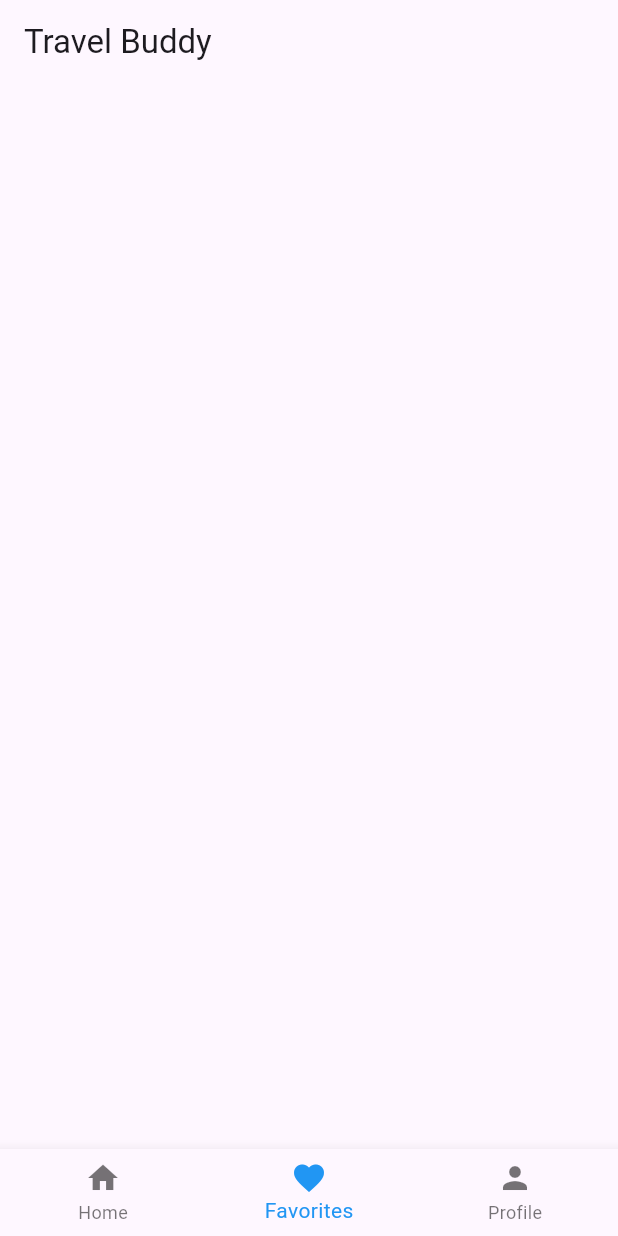
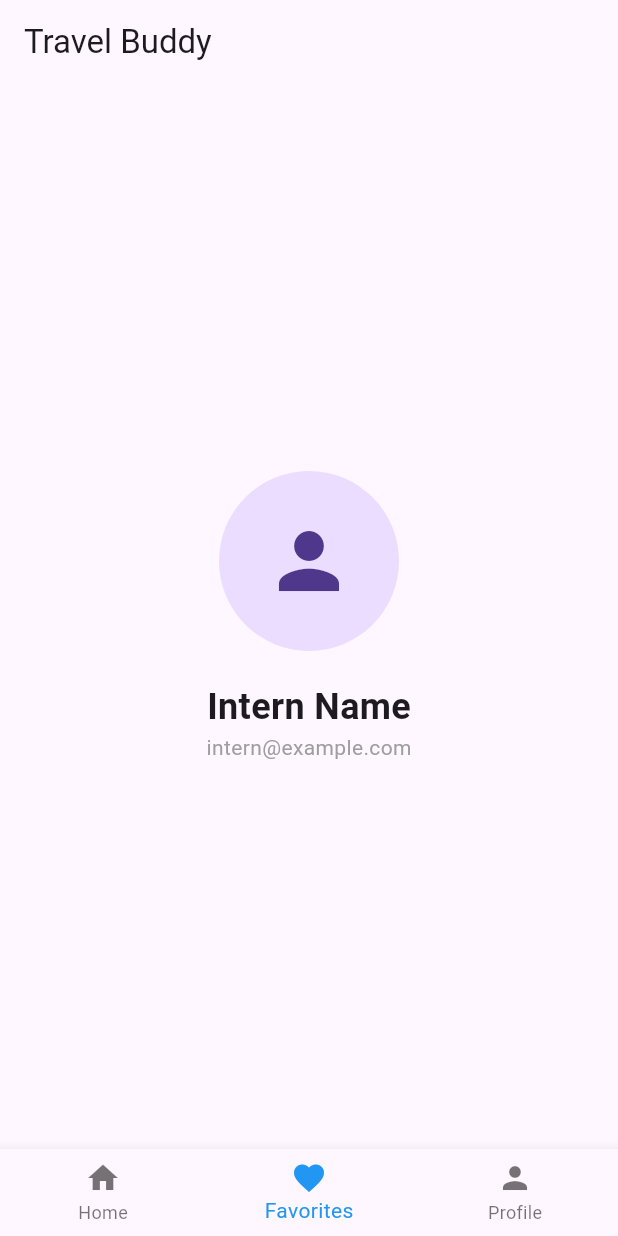
Before and after one commit to prashan7070/travel_app, a Flutter app: the screen it shows after launch, item 2 of the bottom bar chosen, on a phone screen of 412 x 824 dp. Run offline on Flutter 3.47's test engine with Material 3 defaults, Android fonts, the phone set to English and light mode, and no system bars; network calls fail.

Commit message:
feat: build Profile screen with user info and avatar layout

```diff
--- a/lib/screens/profile_screen.dart
+++ b/lib/screens/profile_screen.dart
@@ -6,7 +6,15 @@ class ProfileScreen extends StatelessWidget {
   @override
   Widget build(BuildContext context) {
     return Center(
-
+      child: Column(
+        mainAxisAlignment: MainAxisAlignment.center,
+        children: const [
+          CircleAvatar(radius: 60, child: Icon(Icons.person, size: 60)),
+          SizedBox(height: 20),
+          Text("Intern Name", style: TextStyle(fontSize: 24, fontWeight: FontWeight.bold)),
+          Text("intern@example.com", style: TextStyle(color: Colors.grey)),
+        ],
+      ),
     );
   }
 }
```
